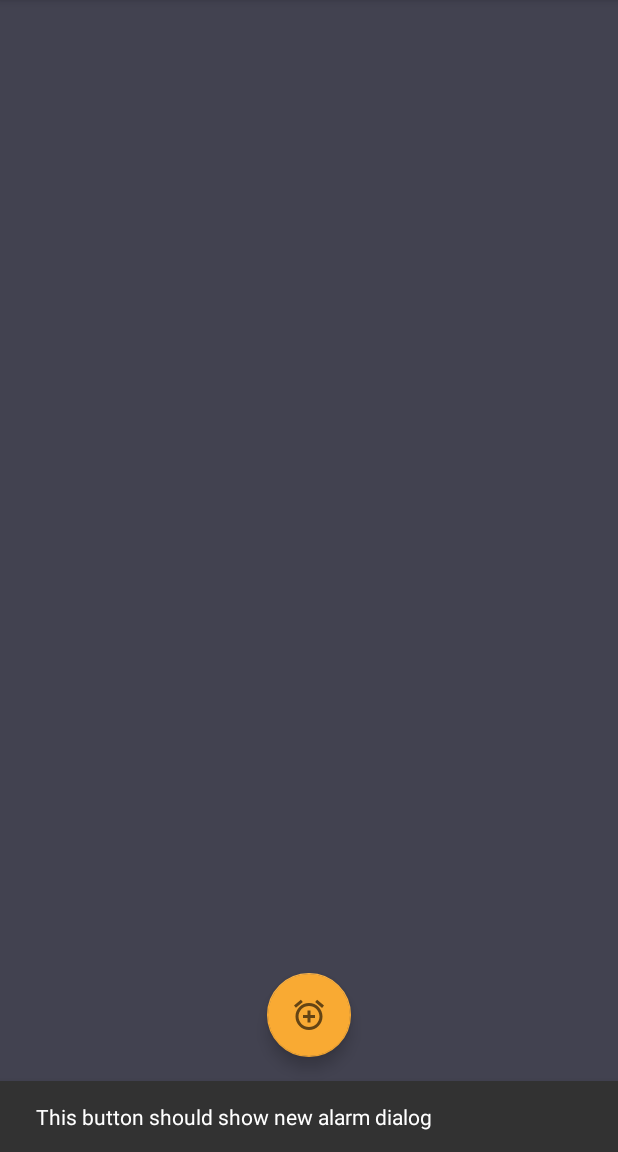
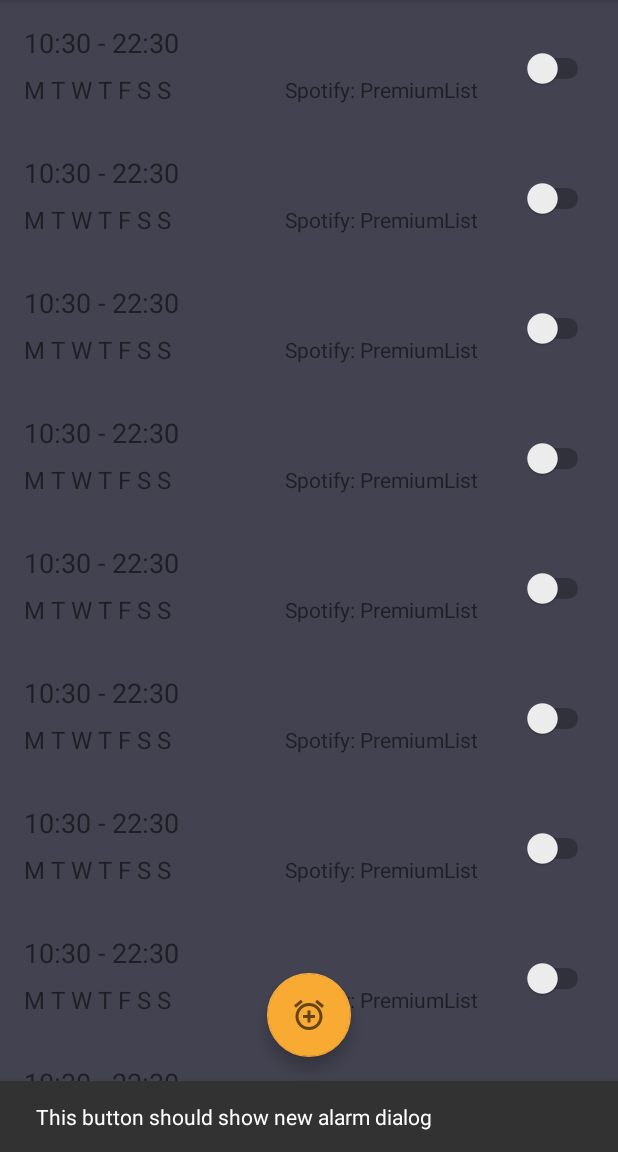
Before and after one commit to plzn/ProjectDVA232, an Android app: the screen it shows after launch (MainActivity), after a tap on an icon or button, on a phone screen of 412 x 824 dp, the part 84-1236 px from its top. Run offline under Robolectric (Android 15) with nearby library versions, the phone set to English and light mode, and no system bars.

Commit message:
Alarm list adapter for mainpage

```diff
--- a/app/build.gradle
+++ b/app/build.gradle
@@ -13,7 +13,6 @@ android {
         versionCode 1
         versionName "1.0"
         testInstrumentationRunner "android.support.test.runner.AndroidJUnitRunner"
-        android.defaultConfig.vectorDrawables.useSupportLibrary = true
         vectorDrawables.useSupportLibrary = true
     }
     buildTypes {
@@ -35,4 +34,5 @@ dependencies {
     testImplementation 'junit:junit:4.12'
     androidTestImplementation 'com.android.support.test:runner:1.0.2'
     androidTestImplementation 'com.android.support.test.espresso:espresso-core:3.0.2'
+    implementation 'com.android.support:recyclerview-v7:28.0.0'
 }
--- /dev/null
+++ b/app/src/main/java/com/example/pelle/projectdva232/AlarmListAdapter.kt
@@ -0,0 +1,60 @@
+package com.example.pelle.projectdva232
+
+import android.annotation.SuppressLint
+import android.support.v7.widget.RecyclerView
+import android.view.LayoutInflater
+import android.view.View
+import android.view.ViewGroup
+import android.widget.Switch
+import android.widget.TextView
+import java.text.SimpleDateFormat
+import java.util.*
+
+@Suppress("DEPRECATION")
+class AlarmListAdapter(private var model: List<AlarmModel>) : RecyclerView.Adapter<AlarmListAdapter.ViewHolder>() {
+
+    override fun onCreateViewHolder(parent: ViewGroup, viewType: Int): ViewHolder {
+        val context = parent.context
+        val inflater = LayoutInflater.from(context)
+        val itemView = inflater.inflate(R.layout.alarm_layout, parent, false)
+
+        return ViewHolder(itemView)
+    }
+
+    override fun getItemCount(): Int {
+        return model.size
+    }
+
+    @SuppressLint("SimpleDateFormat")
+    override fun onBindViewHolder(viewHolder: ViewHolder, position: Int) {
+        val alarmModel = model[position]
+
+        var format = SimpleDateFormat("HH:mm")
+        val interval = format.format(alarmModel.from) + " - " + format.format(alarmModel.to)
+        viewHolder.timeInterval.text = interval
+
+        var listDays = ""
+        alarmModel.days?.forEach {
+            listDays += "$it "
+        }
+        format = SimpleDateFormat("dd MMMMM")
+        val date = Date()
+        date.hours = date.hours + 1
+
+        if (listDays.isEmpty())
+            viewHolder.daysActive.text = "Tomorrow " + format.format(date)
+        else
+            viewHolder.daysActive.text = listDays
+
+        viewHolder.switch.isActivated = alarmModel.isIsActive
+
+        viewHolder.listView.text = alarmModel.list
+    }
+
+    inner class ViewHolder(itemView: View) : RecyclerView.ViewHolder(itemView) {
+        var daysActive = itemView.findViewById<TextView>(R.id.daysArrayTextView)
+        var switch = itemView.findViewById<Switch>(R.id.alarmActiveSwitch)
+        var listView = itemView.findViewById<TextView>(R.id.listTextView)
+        var timeInterval = itemView.findViewById<TextView>(R.id.timeInterval)
+    }
+}
--- /dev/null
+++ b/app/src/main/java/com/example/pelle/projectdva232/AlarmModel.kt
@@ -0,0 +1,11 @@
+package com.example.pelle.projectdva232
+
+import java.util.Date
+
+object AlarmModel {
+    var list: String? = null
+    var isIsActive: Boolean = false
+    var from: Date? = null
+    var to: Date? = null
+    var days: Array<String>? = null
+}
--- a/app/src/main/java/com/example/pelle/projectdva232/MainActivity.kt
+++ b/app/src/main/java/com/example/pelle/projectdva232/MainActivity.kt
@@ -4,11 +4,16 @@ import android.os.Bundle
 import android.preference.PreferenceManager
 import android.support.design.widget.Snackbar
 import android.support.v7.app.AppCompatActivity
+import android.support.v7.widget.LinearLayoutManager
+import android.support.v7.widget.RecyclerView
 import android.view.Menu
 import android.view.MenuItem
 import kotlinx.android.synthetic.main.activity_main.*
+import java.util.*
 
 class MainActivity : AppCompatActivity() {
+    private lateinit var recyclerView: RecyclerView
+
     override fun onCreate(savedInstanceState: Bundle?) {
         val preferences = PreferenceManager.getDefaultSharedPreferences(this)
         setTheme(if (!preferences.getBoolean("DARK_MODE", true)) {
@@ -20,6 +25,23 @@ class MainActivity : AppCompatActivity() {
         super.onCreate(savedInstanceState)
         setContentView(R.layout.activity_main)
         //setSupportActionBar(toolbar)
+
+        val alarmList = List(10) { AlarmModel }
+
+        alarmList.forEachIndexed { index, alarmModel ->
+            alarmModel.isIsActive = index % 2 == 0
+            alarmModel.days = if (index % 2 == 0) emptyArray() else arrayOf("M", "T", "W", "T", "F", "S", "S")
+            alarmModel.list = "Spotify: PremiumList"
+            alarmModel.from = Date()
+            val date = Date()
+            date.hours += 12
+            alarmModel.to = date
+        }
+
+        val adapter = AlarmListAdapter(alarmList)
+        recyclerView = findViewById(R.id.recyclerView)
+        recyclerView.adapter = adapter
+        recyclerView.layoutManager = LinearLayoutManager(this)
 
         fab.setOnClickListener {
             Snackbar.make(it, "This button should show new alarm dialog", Snackbar.LENGTH_LONG).show()
--- /dev/null
+++ b/app/src/main/res/layout/alarm_layout.xml
@@ -0,0 +1,40 @@
+<?xml version="1.0" encoding="utf-8"?>
+<android.support.constraint.ConstraintLayout xmlns:android="http://schemas.android.com/apk/res/android"
+                                             xmlns:app="http://schemas.android.com/apk/res-auto" xmlns:tools="http://schemas.android.com/tools" android:layout_width="match_parent"
+              android:layout_height="wrap_content" android:layout_marginBottom="16dp" android:orientation="vertical">
+
+    <TextView
+            android:text="TextView"
+            android:layout_width="wrap_content"
+            android:layout_height="wrap_content"
+            android:id="@+id/timeInterval" app:layout_constraintStart_toStartOf="parent" android:layout_marginLeft="16dp"
+            android:layout_marginStart="16dp"
+            android:textSize="18sp" android:layout_marginTop="16dp" app:layout_constraintTop_toTopOf="parent"/>
+    <TextView
+            android:text="TextView"
+            android:layout_width="wrap_content"
+            android:layout_height="wrap_content"
+            android:id="@+id/daysArrayTextView" android:layout_marginTop="8dp"
+            app:layout_constraintTop_toBottomOf="@+id/timeInterval"
+            app:layout_constraintStart_toStartOf="@+id/timeInterval"
+            android:textSize="16sp"/>
+    <Switch
+            android:layout_width="wrap_content"
+            android:layout_height="wrap_content"
+            android:id="@+id/alarmActiveSwitch" app:layout_constraintEnd_toEndOf="parent" android:layout_marginEnd="16dp"
+            android:layout_marginRight="16dp"
+            android:layout_marginTop="32dp" app:layout_constraintTop_toTopOf="parent"
+            app:layout_constraintStart_toEndOf="@+id/timeInterval" android:layout_marginLeft="8dp"
+            android:layout_marginStart="8dp" app:layout_constraintHorizontal_bias="1.0"/>
+    <TextView
+            android:text="TextView"
+            android:layout_width="wrap_content"
+            android:layout_height="wrap_content"
+            android:id="@+id/listTextView"
+            app:layout_constraintBottom_toBottomOf="@+id/daysArrayTextView"
+            app:layout_constraintTop_toTopOf="@+id/daysArrayTextView"
+            app:layout_constraintEnd_toStartOf="@+id/alarmActiveSwitch" android:layout_marginEnd="8dp"
+            android:layout_marginRight="8dp" app:layout_constraintStart_toEndOf="@+id/daysArrayTextView"
+            android:layout_marginLeft="8dp" android:layout_marginStart="8dp"
+            app:layout_constraintHorizontal_bias="0.75"/>
+</android.support.constraint.ConstraintLayout>
--- a/app/src/main/res/layout/content_main.xml
+++ b/app/src/main/res/layout/content_main.xml
@@ -9,4 +9,11 @@
         tools:showIn="@layout/activity_main"
         tools:context=".MainActivity">
 
+    <android.support.v7.widget.RecyclerView
+            android:layout_width="0dp"
+            android:layout_height="0dp" app:layout_constraintTop_toTopOf="parent"
+            app:layout_constraintStart_toStartOf="parent"
+            app:layout_constraintBottom_toBottomOf="parent"
+            app:layout_constraintEnd_toEndOf="parent"
+            android:id="@+id/recyclerView"/>
 </android.support.constraint.ConstraintLayout>
```
Also changed, not shown: 261 other files.
